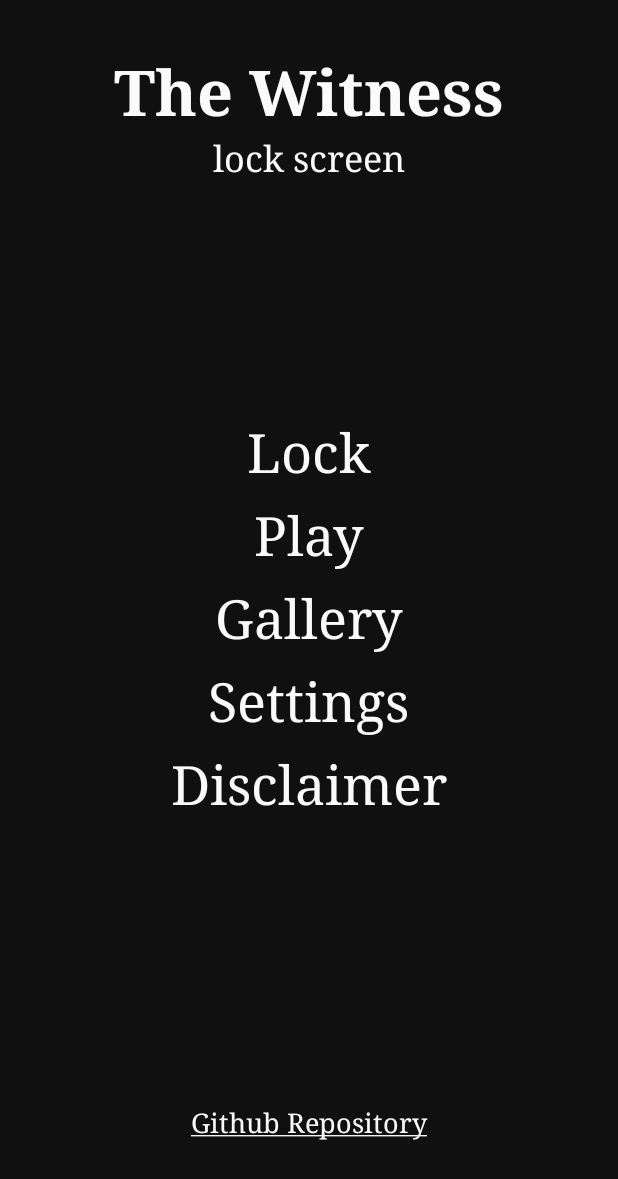
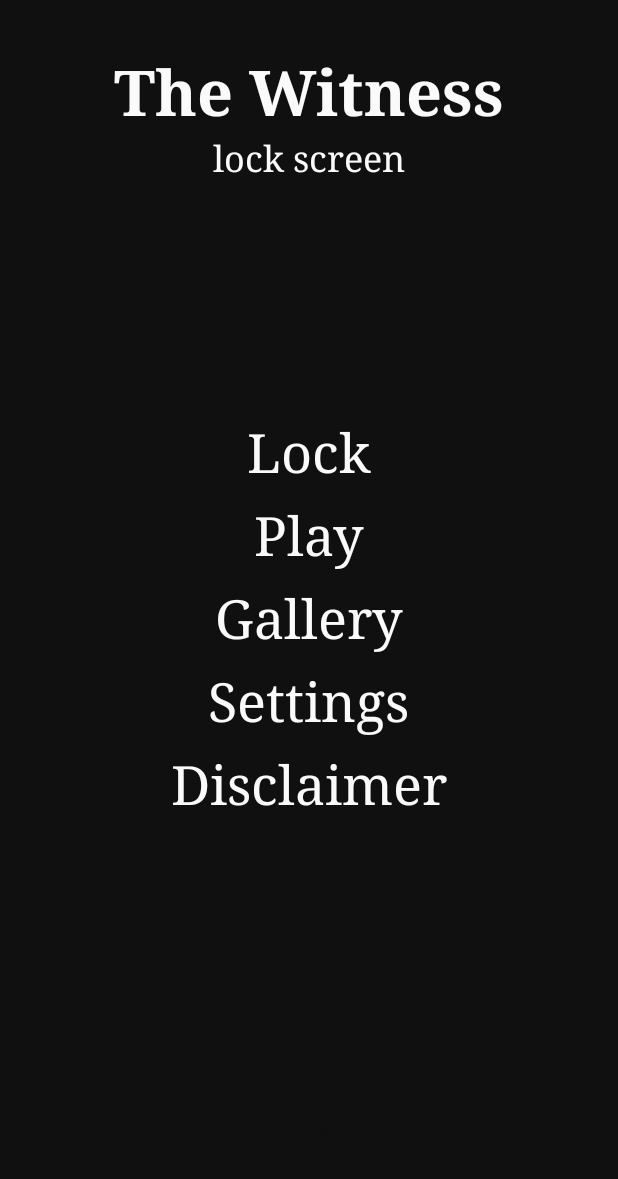
Before and after one commit to aren227/TheWitness-LockScreen, an Android app: the screen it shows after launch (MainActivity), on a phone screen of 412 x 824 dp. Shown: the top 1179 px of the screen. Run offline under Robolectric (Android 15) with nearby library versions, the phone set to English and light mode, and no system bars; 1 statement that could not run was skipped.

Commit message:
v0.1 - fix colorAccent

```diff
--- a/app/src/main/res/values/styles.xml
+++ b/app/src/main/res/values/styles.xml
@@ -5,7 +5,7 @@
         <!-- Customize your theme here. -->
         <item name="colorPrimary">@color/colorPrimary</item>
         <item name="colorPrimaryDark">@color/colorPrimaryDark</item>
-        <item name="colorAccent">@color/colorAccent</item>
+        <item name="colorAccent">@color/colorPrimary</item>
         <item name="android:navigationBarColor">@color/colorPrimary</item>
     </style>
 
```
Also changed, not shown: 1 other file.
